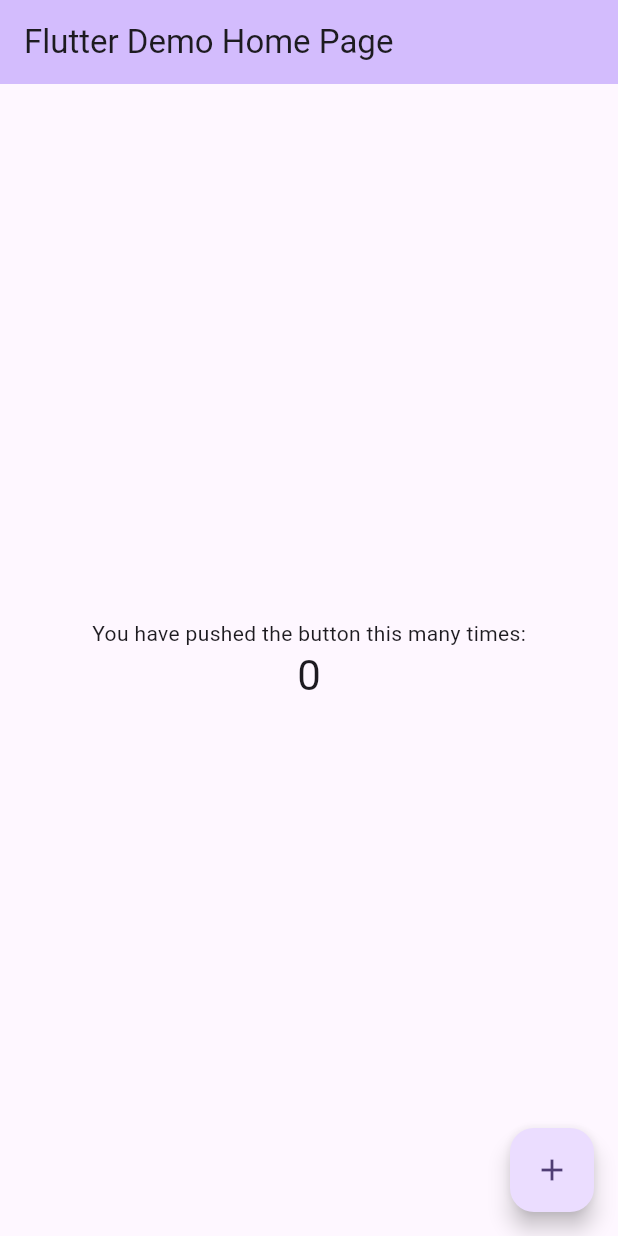
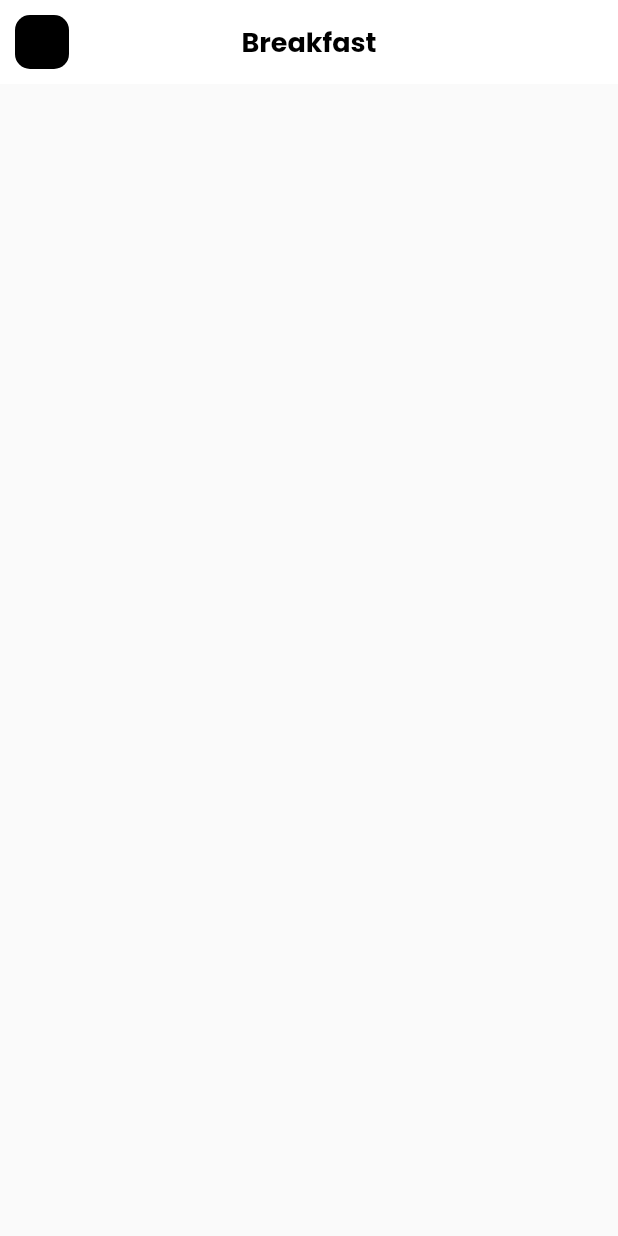
Before and after one commit to Aditya-Bichave/fitness, a Flutter app: the screen it shows after launch, on a phone screen of 412 x 824 dp. Run offline on Flutter 3.47's test engine with Material 2 defaults, Android fonts, the phone set to English and light mode, and no system bars.

Commit message:
Added assets and home page

```diff
--- a/lib/main.dart
+++ b/lib/main.dart
@@ -1,3 +1,4 @@
+import 'package:fitness/pages/home.dart';
 import 'package:flutter/material.dart';
 
 void main() {
@@ -7,119 +8,12 @@ void main() {
 class MyApp extends StatelessWidget {
   const MyApp({super.key});
 
-  // This widget is the root of your application.
   @override
   Widget build(BuildContext context) {
     return MaterialApp(
-      title: 'Flutter Demo',
-      theme: ThemeData(
-        // This is the theme of your application.
-        //
-        // TRY THIS: Try running your application with "flutter run". You'll see
-        // the application has a blue toolbar. Then, without quitting the app,
-        // try changing the seedColor in the colorScheme below to Colors.green
-        // and then invoke "hot reload" (save your changes or press the "hot
-        // reload" button in a Flutter-supported IDE, or press "r" if you used
-        // the command line to start the app).
-        //
-        // Notice that the counter didn't reset back to zero; the application
-        // state is not lost during the reload. To reset the state, use hot
-        // restart instead.
-        //
-        // This works for code too, not just values: Most code changes can be
-        // tested with just a hot reload.
-        colorScheme: ColorScheme.fromSeed(seedColor: Colors.deepPurple),
-        useMaterial3: true,
-      ),
-      home: const MyHomePage(title: 'Flutter Demo Home Page'),
+      theme: ThemeData(fontFamily: 'Poppins'),
+      home: HomePage(),
+      debugShowCheckedModeBanner: false,
     );
   }
 }
-
-class MyHomePage extends StatefulWidget {
-  const MyHomePage({super.key, required this.title});
-
-  // This widget is the home page of your application. It is stateful, meaning
-  // that it has a State object (defined below) that contains fields that affect
-  // how it looks.
-
-  // This class is the configuration for the state. It holds the values (in this
-  // case the title) provided by the parent (in this case the App widget) and
-  // used by the build method of the State. Fields in a Widget subclass are
-  // always marked "final".
-
-  final String title;
-
-  @override
-  State<MyHomePage> createState() => _MyHomePageState();
-}
-
-class _MyHomePageState extends State<MyHomePage> {
-  int _counter = 0;
-
-  void _incrementCounter() {
-    setState(() {
-      // This call to setState tells the Flutter framework that something has
-      // changed in this State, which causes it to rerun the build method below
-      // so that the display can reflect the updated values. If we changed
-      // _counter without calling setState(), then the build method would not be
-      // called again, and so nothing would appear to happen.
-      _counter++;
-    });
-  }
-
-  @override
-  Widget build(BuildContext context) {
-    // This method is rerun every time setState is called, for instance as done
-    // by the _incrementCounter method above.
-    //
-    // The Flutter framework has been optimized to make rerunning build methods
-    // fast, so that you can just rebuild anything that needs updating rather
-    // than having to individually change instances of widgets.
-    return Scaffold(
-      appBar: AppBar(
-        // TRY THIS: Try changing the color here to a specific color (to
-        // Colors.amber, perhaps?) and trigger a hot reload to see the AppBar
-        // change color while the other colors stay the same.
-        backgroundColor: Theme.of(context).colorScheme.inversePrimary,
-        // Here we take the value from the MyHomePage object that was created by
-        // the App.build method, and use it to set our appbar title.
-        title: Text(widget.title),
-      ),
-      body: Center(
-        // Center is a layout widget. It takes a single child and positions it
-        // in the middle of the parent.
-        child: Column(
-          // Column is also a layout widget. It takes a list of children and
-          // arranges them vertically. By default, it sizes itself to fit its
-          // children horizontally, and tries to be as tall as its parent.
-          //
-          // Column has various properties to control how it sizes itself and
-          // how it positions its children. Here we use mainAxisAlignment to
-          // center the children vertically; the main axis here is the vertical
-          // axis because Columns are vertical (the cross axis would be
-          // horizontal).
-          //
-          // TRY THIS: Invoke "debug painting" (choose the "Toggle Debug Paint"
-          // action in the IDE, or press "p" in the console), to see the
-          // wireframe for each widget.
-          mainAxisAlignment: MainAxisAlignment.center,
-          children: <Widget>[
-            const Text(
-              'You have pushed the button this many times:',
-            ),
-            Text(
-              '$_counter',
-              style: Theme.of(context).textTheme.headlineMedium,
-            ),
-          ],
-        ),
-      ),
-      floatingActionButton: FloatingActionButton(
-        onPressed: _incrementCounter,
-        tooltip: 'Increment',
-        child: const Icon(Icons.add),
-      ), // This trailing comma makes auto-formatting nicer for build methods.
-    );
-  }
-}
--- a/lib/pages/home.dart
+++ b/lib/pages/home.dart
@@ -1,10 +1,28 @@
 import 'package:flutter/material.dart';
 
-class Home extends StatelessWidget {
-  const Home({super.key});
+class HomePage extends StatelessWidget {
+  const HomePage({super.key});
 
   @override
   Widget build(BuildContext context) {
-    return Container();
+    return Scaffold(
+      appBar: AppBar(
+        title: const Text(
+          'Breakfast',
+          style: TextStyle(
+              color: Colors.black, fontSize: 18, fontWeight: FontWeight.bold),
+        ),
+        backgroundColor: Colors.white,
+        elevation: 0.0,
+        centerTitle: true,
+        leading: Container(
+          margin: EdgeInsets.all(10),
+          decoration: BoxDecoration(
+            color: Colors.black,
+            borderRadius: BorderRadius.circular(10),
+          ),
+        ),
+      ),
+    );
   }
 }
```
Also changed, not shown: pubspec.yaml (+13 -6 lines), assets/icons/Arrow - Left 2.svg (added), assets/icons/Filter.svg (added), assets/icons/Search.svg (added), assets/icons/blueberry-pancake.svg (added), assets/icons/button.svg (added), assets/icons/canai-bread.svg (added), assets/icons/dots.svg (added), assets/icons/honey-pancakes.svg (added), assets/icons/orange-snacks.svg (added), assets/icons/pancakes.svg (added), assets/icons/pie.svg (added), assets/icons/plate.svg (added), assets/icons/salmon-nigiri.svg (added), 5 more files.
